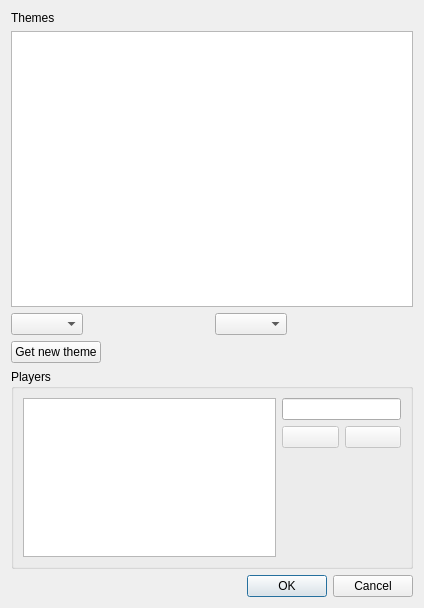
This is src/newpairsdialog.ui in KDE/pairs as Qt 5 draws it before an edit. The edited form follows.
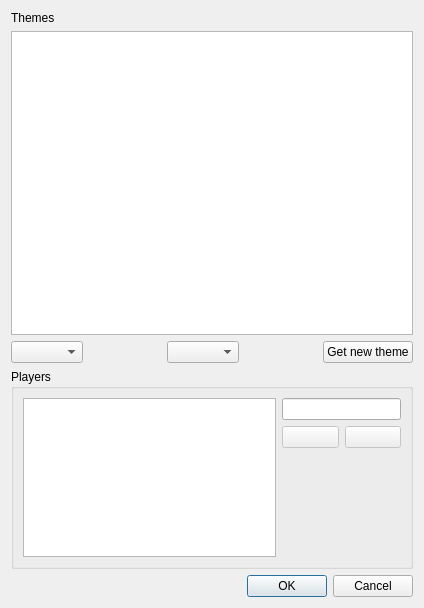
This is the edited form. Custom widgets are drawn as their Qt base class.

Diff of the .ui file:
```diff
--- a/src/newpairsdialog.ui
+++ b/src/newpairsdialog.ui
@@ -62,10 +62,6 @@
        </property>
       </spacer>
      </item>
-    </layout>
-   </item>
-   <item>
-    <layout class="QHBoxLayout" name="horizontalLayout_3">
      <item>
       <widget class="QPushButton" name="theme">
        <property name="text">
@@ -73,19 +69,6 @@
        </property>
       </widget>
      </item>
-     <item>
-      <spacer name="horizontalSpacer_3">
-       <property name="orientation">
-        <enum>Qt::Horizontal</enum>
-       </property>
-       <property name="sizeHint" stdset="0">
-        <size>
-         <width>40</width>
-         <height>20</height>
-        </size>
-       </property>
-      </spacer>
-     </item>
     </layout>
    </item>
    <item>
```
